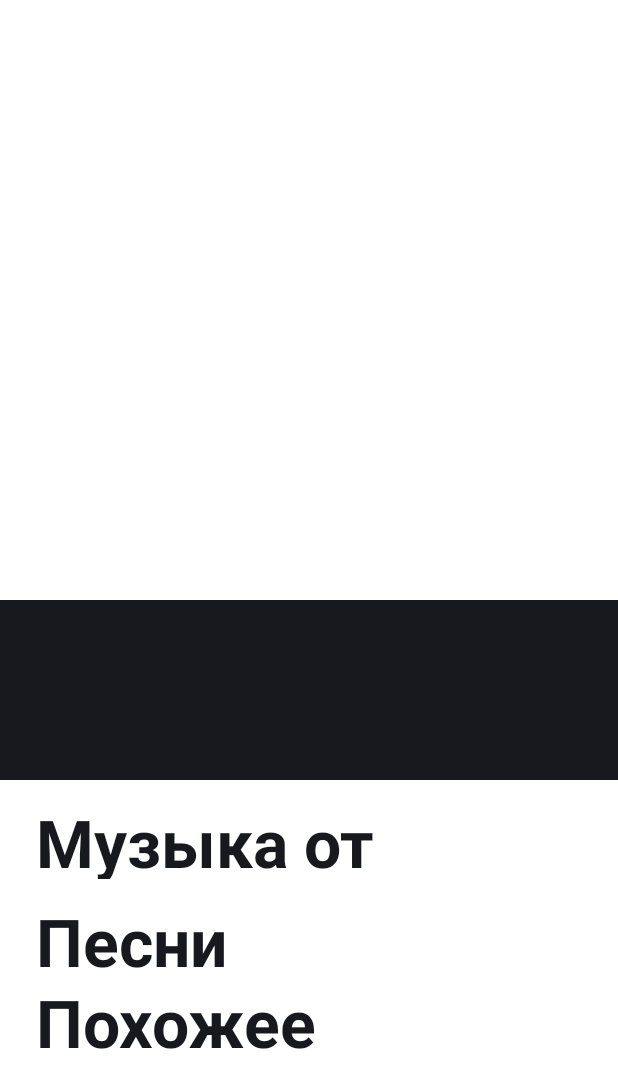
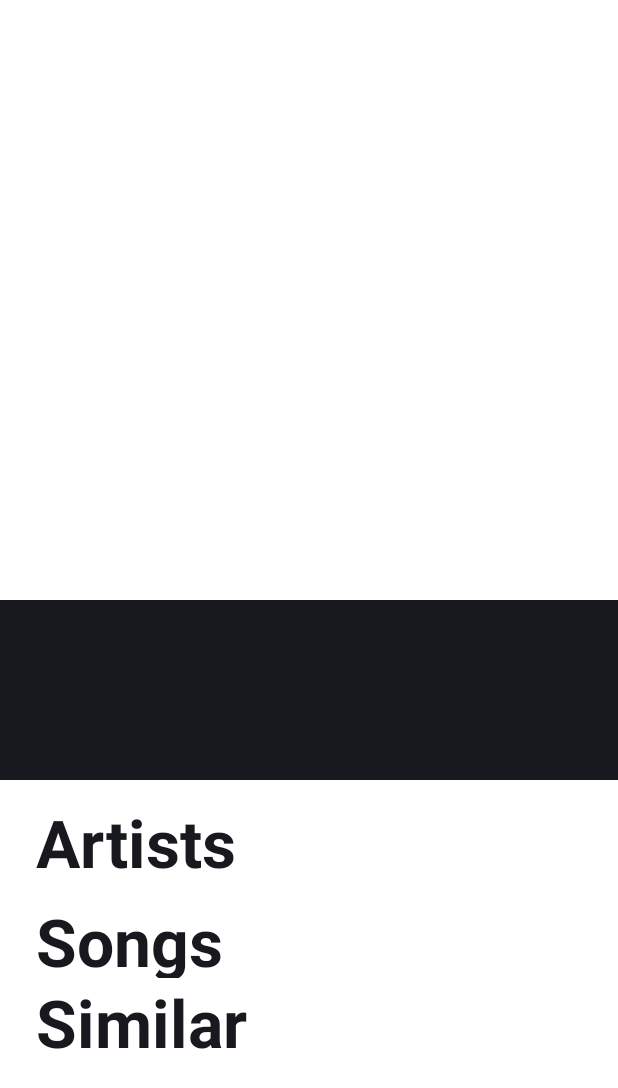
Before and after one commit to a-blokhin/Moviezam, an Android app: the layout fragment_film.xml on its own in the app's theme, with its tools: preview values and no code run, on a phone screen of 412 x 824 dp. Shown: the top 1088 px of the screen. Run offline under Robolectric (Android 15) with nearby library versions, the phone set to English and light mode, and no system bars; plain views replace SimpleDraweeView; network calls fail.

Commit message:
for merge

```diff
--- a/app/src/main/java/com/example/moviezam/models/MoviezamApi.kt
+++ b/app/src/main/java/com/example/moviezam/models/MoviezamApi.kt
@@ -13,12 +13,12 @@ interface MoviezamApi {
     ): Response<Artist>
 
     @GET("/film")
-    fun getFilmById(
+    suspend fun getFilmById(
         @Query("id") id: Int
     ): Response<Film>
 
     @GET("/song")
-    fun getSongById(
+    suspend fun getSongById(
         @Query("id") id: Int
     ): Response<Song>
 }
--- a/app/src/main/java/com/example/moviezam/repository/FilmRepository.kt
+++ b/app/src/main/java/com/example/moviezam/repository/FilmRepository.kt
@@ -3,10 +3,13 @@ package com.example.moviezam.repository
 import com.example.moviezam.models.Artist
 import com.example.moviezam.models.Film
 import com.example.moviezam.models.MoviezamApi
+import com.example.moviezam.models.Resource
 import kotlinx.coroutines.Dispatchers
 import kotlinx.coroutines.withContext
 import retrofit2.Response
 import retrofit2.Retrofit
+import retrofit2.await
+import retrofit2.awaitResponse
 
 import retrofit2.converter.gson.GsonConverterFactory
 
--- a/app/src/main/java/com/example/moviezam/views/ui/MainActivity.kt
+++ b/app/src/main/java/com/example/moviezam/views/ui/MainActivity.kt
@@ -20,7 +20,7 @@ class MainActivity : AppCompatActivity(), BaseFragment.OnListFragmentInteraction
 
         if (savedInstanceState == null) {
             supportFragmentManager.beginTransaction()
-                .replace(R.id.container, f, "SONG")
+                .replace(R.id.container, f, "FILM")
                 .commitAllowingStateLoss()
         }
     }
--- a/app/src/main/java/com/example/moviezam/views/ui/SongFragment.kt
+++ b/app/src/main/java/com/example/moviezam/views/ui/SongFragment.kt
@@ -101,7 +101,7 @@ class SongFragment : BaseFragment() {
         songSaved = song
         binding.songImg.setImageURI(song.externalArtUrl)
         binding.songTitle.text = song.name
-        binding.songDesc.text = song.artist
+        binding.songDesc.text = song.artist.plus(" - ").plus(song.albumName)
         filmsAdapter!!.setData(song.films)
 
     }
--- a/app/src/main/res/layout/fragment_film.xml
+++ b/app/src/main/res/layout/fragment_film.xml
@@ -91,7 +91,7 @@
                 android:layout_marginBottom="16dp"
                 android:ellipsize="end"
                 android:maxLines="1"
-                android:text="Музыка от"
+                android:text="Artists"
                 android:textAlignment="viewStart"
                 android:textColor="#18191F"
                 android:textSize="44sp"
@@ -116,7 +116,7 @@
                 android:layout_marginTop="12dp"
                 android:ellipsize="end"
                 android:maxLines="1"
-                android:text="Песни"
+                android:text="Songs"
                 android:textAlignment="viewStart"
                 android:textColor="#18191F"
                 android:textSize="44sp"
@@ -140,7 +140,7 @@
                 android:layout_marginStart="24dp"
                 android:ellipsize="end"
                 android:maxLines="1"
-                android:text="Похожее"
+                android:text="Similar"
                 android:textAlignment="viewStart"
                 android:textColor="#18191F"
                 android:textSize="44sp"
--- a/app/src/main/res/layout/fragment_song.xml
+++ b/app/src/main/res/layout/fragment_song.xml
@@ -91,7 +91,7 @@
                 android:layout_marginTop="12dp"
                 android:ellipsize="end"
                 android:maxLines="1"
-                android:text="Фильмы"
+                android:text="Films"
                 android:textAlignment="viewStart"
                 android:textColor="#18191F"
                 android:textSize="44sp"
--- a/app/src/main/res/layout/item_artist.xml
+++ b/app/src/main/res/layout/item_artist.xml
@@ -21,7 +21,6 @@
         app:layout_constraintStart_toStartOf="parent"
         app:layout_constraintTop_toTopOf="parent"
         app:roundingBorderColor="@color/black"
-        fresco:backgroundImage="@drawable/musician_default"
         fresco:roundAsCircle="true"
         fresco:roundBottomEnd="false"
         fresco:roundBottomLeft="false"
--- a/app/src/main/res/layout/item_film.xml
+++ b/app/src/main/res/layout/item_film.xml
@@ -19,7 +19,6 @@
         app:layout_constraintStart_toStartOf="parent"
         app:layout_constraintTop_toTopOf="parent"
         app:roundingBorderColor="@color/black"
-        fresco:backgroundImage="@drawable/musician_default"
         fresco:roundAsCircle="true"
         fresco:roundBottomEnd="false"
         fresco:roundBottomLeft="false"
```
Also changed, not shown: app/src/main/java/com/example/moviezam/views/adapters/ArtistCardAdapter.kt (+11 -4 lines), app/src/main/java/com/example/moviezam/views/adapters/FilmCardAdapter.kt (+6 -2 lines), app/src/main/java/com/example/moviezam/views/adapters/SongCardAdapter.kt (+8 -2 lines), app/src/main/java/com/example/moviezam/views/ui/FilmFragment.kt (+16 -1 lines).
